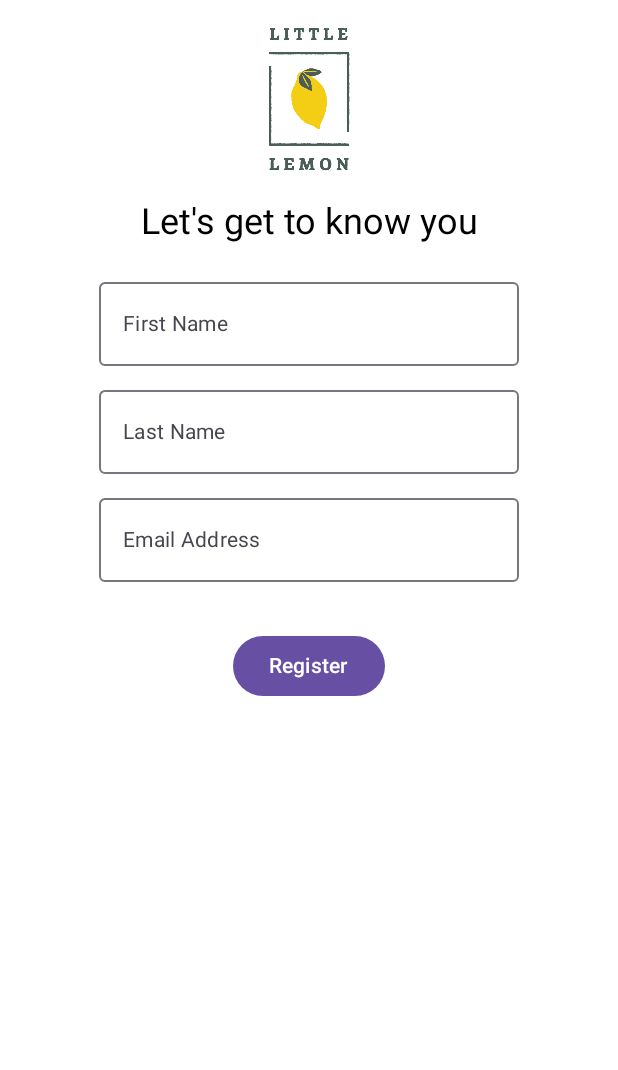
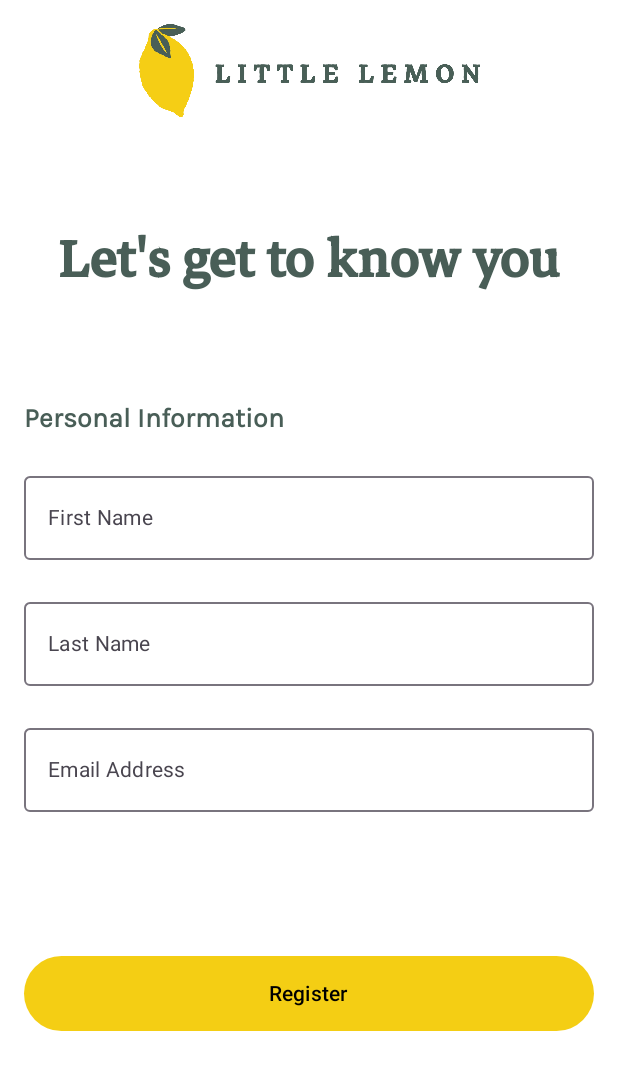
Before and after one commit to mailutim/LittleLemon, an Android app built with Jetpack Compose: the @Preview function OnboardingPreview, on a phone screen of 412 x 824 dp. Shown: the top 1070 px of the screen. Run offline under Robolectric (Android 15) with nearby library versions, the phone set to English and light mode, and no system bars.

Commit message:
styling onboarding page

```diff
--- a/app/build.gradle
+++ b/app/build.gradle
@@ -1,6 +1,8 @@
 plugins {
     id 'com.android.application'
     id 'org.jetbrains.kotlin.android'
+    id 'kotlin-kapt'
+    id 'org.jetbrains.kotlin.plugin.serialization'
 }
 
 android {
@@ -60,6 +62,8 @@ dependencies {
     implementation("io.ktor:ktor-client-android:2.1.3")
     implementation("io.ktor:ktor-client-content-negotiation:2.1.3")
     implementation("io.ktor:ktor-serialization-kotlinx-json:2.1.3")
+    implementation("androidx.room:room-runtime:2.4.3")
+    kapt("androidx.room:room-compiler:2.4.3")
 
 
     implementation("com.github.bumptech.glide:compose:1.0.0-alpha.1")
--- a/app/src/main/java/com/example/littlelemon/Destinations.kt
+++ b/app/src/main/java/com/example/littlelemon/Destinations.kt
@@ -9,6 +9,6 @@ object HomeDestination : Destinations{
 object ProfileDestinations : Destinations{
     override val route = "Profile"
 }
-object OnboardDestination : Destinations {
+object OnboardingDestination : Destinations {
     override val route = "Onboarding"
 }
--- a/app/src/main/java/com/example/littlelemon/Onboarding.kt
+++ b/app/src/main/java/com/example/littlelemon/Onboarding.kt
@@ -5,21 +5,23 @@ import android.widget.Toast
 import androidx.compose.foundation.Image
 import androidx.compose.foundation.layout.Arrangement
 import androidx.compose.foundation.layout.Column
+import androidx.compose.foundation.layout.Row
 import androidx.compose.foundation.layout.Spacer
 import androidx.compose.foundation.layout.fillMaxSize
 import androidx.compose.foundation.layout.fillMaxWidth
 import androidx.compose.foundation.layout.height
 import androidx.compose.foundation.layout.padding
-import androidx.compose.foundation.layout.size
 import androidx.compose.foundation.text.KeyboardOptions
 import androidx.compose.material.icons.Icons
 import androidx.compose.material.icons.filled.Error
 import androidx.compose.material3.Button
+import androidx.compose.material3.ButtonDefaults
 import androidx.compose.material3.ExperimentalMaterial3Api
 import androidx.compose.material3.Icon
 import androidx.compose.material3.MaterialTheme
 import androidx.compose.material3.OutlinedTextField
 import androidx.compose.material3.Text
+import androidx.compose.material3.TextFieldDefaults
 import androidx.compose.runtime.Composable
 import androidx.compose.runtime.getValue
 import androidx.compose.runtime.mutableStateOf
@@ -28,14 +30,21 @@ import androidx.compose.runtime.saveable.rememberSaveable
 import androidx.compose.runtime.setValue
 import androidx.compose.ui.Alignment
 import androidx.compose.ui.Modifier
+import androidx.compose.ui.graphics.Color
 import androidx.compose.ui.platform.LocalContext
 import androidx.compose.ui.res.painterResource
+import androidx.compose.ui.text.TextStyle
+import androidx.compose.ui.text.font.FontWeight
 import androidx.compose.ui.text.input.KeyboardType
+import androidx.compose.ui.text.style.TextAlign
 import androidx.compose.ui.tooling.preview.Preview
 import androidx.compose.ui.unit.dp
+import androidx.compose.ui.unit.sp
 import androidx.core.content.edit
 import androidx.navigation.NavController
 import androidx.navigation.compose.rememberNavController
+import com.example.littlelemon.ui.theme.karla
+import com.example.littlelemon.ui.theme.markazi
 
 @OptIn(ExperimentalMaterial3Api::class)
 @Composable
@@ -48,35 +57,71 @@ fun Onboarding(navController: NavController){
 
 Column(
 modifier = Modifier
-.fillMaxSize()
-.padding(16.dp),
+    .fillMaxSize()
+    .padding(16.dp),
 horizontalAlignment = Alignment.CenterHorizontally,
-verticalArrangement = Arrangement.Top
+verticalArrangement = Arrangement.spacedBy(20.dp)
 ) {
-    Image(
-        painter = painterResource(id = R.drawable.littlelemonlogo),
-        contentDescription = "App Logo",
-        modifier = Modifier
-            .size(100.dp)
-            .align(Alignment.CenterHorizontally)
-    )
-    Spacer(modifier = Modifier.height(16.dp))
-    Text(text = "Let's get to know you", style = MaterialTheme.typography.headlineSmall)
-    Spacer(modifier = Modifier.height(16.dp))
+    Row(Modifier.fillMaxWidth(0.6f)) {
+        Image(
+            painter = painterResource(id = R.drawable.logo),
+            contentDescription = "App Logo",
+//            modifier = Modifier
+//                .size(100.dp).align(Alignment.CenterHorizontally)
+        )
+    }
+    Row(modifier = Modifier
+        .height(150.dp),
+        verticalAlignment = Alignment.CenterVertically) {
+        Text(
+            text = "Let's get to know you",
+            color = Color(0xff495e57),
+            style = TextStyle(
+                fontFamily = markazi,
+                fontWeight = FontWeight.Bold,
+                fontSize = 48.sp
+            )
+        )
+    }
+        Text(
+            text = "Personal Information",
+            textAlign = TextAlign.Start,
+            modifier = Modifier.fillMaxWidth(),
+            style = TextStyle(
+                fontFamily = karla,
+                fontWeight = FontWeight.Bold,
+                fontSize = 18.sp,
+                color = Color(0xff495e57)
+            )
+        )
 
     OutlinedTextField(
         value = firstName,
         onValueChange = { firstName = it },
-        label = { Text("First Name", style = MaterialTheme.typography.bodyMedium) }
+        label = { Text("First Name", style = MaterialTheme.typography.bodyMedium) },
+        singleLine = true,
+        placeholder = { Text(text = "John")},
+        colors = TextFieldDefaults.outlinedTextFieldColors(
+            focusedLabelColor = Color(0xff495e57),
+            focusedBorderColor = Color(0xff495e57)
+        ),
+        modifier = Modifier.fillMaxWidth()
     )
-    Spacer(modifier = Modifier.height(8.dp))
+//    Spacer(modifier = Modifier.height(8.dp))
 
     OutlinedTextField(
         value = lastName,
         onValueChange = { lastName = it },
-        label = { Text("Last Name", style = MaterialTheme.typography.bodyMedium) }
+        label = { Text("Last Name", style = MaterialTheme.typography.bodyMedium) },
+        singleLine = true,
+        placeholder = { Text(text = "Doe")},
+        colors = TextFieldDefaults.outlinedTextFieldColors(
+            focusedLabelColor = Color(0xff495e57),
+            focusedBorderColor = Color(0xff495e57)
+        ),
+        modifier = Modifier.fillMaxWidth()
     )
-    Spacer(modifier = Modifier.height(8.dp))
+//    Spacer(modifier = Modifier.height(8.dp))
 
     var isValidEmail by rememberSaveable { mutableStateOf(true) }
     OutlinedTextField(
@@ -86,6 +131,12 @@ verticalArrangement = Arrangement.Top
             isValidEmail = isValidEmail(it)
         },
         label = { Text("Email Address", style = MaterialTheme.typography.bodyMedium) },
+        placeholder = { Text(text = "John")},
+        colors = TextFieldDefaults.outlinedTextFieldColors(
+            focusedLabelColor = Color(0xff495e57),
+            focusedBorderColor = Color(0xff495e57)
+        ),
+        modifier = Modifier.fillMaxWidth(),
         keyboardOptions = KeyboardOptions(keyboardType = KeyboardType.Email),
         isError = !isValidEmail,
         supportingText = {
@@ -103,9 +154,10 @@ verticalArrangement = Arrangement.Top
         },
 
         )
-    Spacer(modifier = Modifier.height(16.dp))
+    Spacer(modifier = Modifier.height(40.dp))
 
-    Button(onClick = {
+    Button(
+        onClick = {
         if (firstName.isEmpty() && lastName.isEmpty() && email.isEmpty()) {
             Toast.makeText(
                 context,
@@ -121,8 +173,13 @@ verticalArrangement = Arrangement.Top
             navController.navigate(HomeDestination.route)
         }
 
-    }) {
-        Text("Register", style = MaterialTheme.typography.labelLarge
+    },
+        colors = ButtonDefaults.buttonColors(Color(0xfff4ce14)),
+        modifier = Modifier
+            .fillMaxWidth()
+            .height(50.dp),
+    ) {
+        Text("Register", color = Color.Black
         )
     }
 
--- a/app/src/main/java/com/example/littlelemon/ui/theme/Type.kt
+++ b/app/src/main/java/com/example/littlelemon/ui/theme/Type.kt
@@ -2,11 +2,15 @@ package com.example.littlelemon.ui.theme
 
 import androidx.compose.material3.Typography
 import androidx.compose.ui.text.TextStyle
+import androidx.compose.ui.text.font.Font
 import androidx.compose.ui.text.font.FontFamily
 import androidx.compose.ui.text.font.FontWeight
 import androidx.compose.ui.unit.sp
+import com.example.littlelemon.R
 
 // Set of Material typography styles to start with
+val  karla = FontFamily(Font(R.font.karla_regular))
+val markazi = FontFamily(Font(R.font.markazi_text_regular))
 val Typography = Typography(
     bodyLarge = TextStyle(
         fontFamily = FontFamily.Default,
--- a/app/src/main/res/values/strings.xml
+++ b/app/src/main/res/values/strings.xml
@@ -1,3 +1,6 @@
 <resources>
     <string name="app_name">LittleLemon</string>
+    <string name="restaurant_name">Little Lemon</string>
+    <string name="restaurant_city">Chicago</string>
+    <string name="restaurant_desc">We are a family-owned Mediterranean restaurant, focused on traditional recipes served with a modern twist</string>
 </resources>
--- a/build.gradle
+++ b/build.gradle
@@ -3,4 +3,5 @@ plugins {
     id 'com.android.application' version '8.0.1' apply false
     id 'com.android.library' version '8.0.1' apply false
     id 'org.jetbrains.kotlin.android' version '1.7.20' apply false
+    id 'org.jetbrains.kotlin.plugin.serialization' version '1.7.20' apply false
 }
```
Also changed, not shown: app/src/main/java/com/example/littlelemon/Database.kt (added, +36 -0 lines), app/src/main/java/com/example/littlelemon/Home.kt (+260 -0 lines), app/src/main/java/com/example/littlelemon/MainActivity.kt (+43 -3 lines), app/src/main/java/com/example/littlelemon/NavigationComposable.kt (+11 -5 lines), app/src/main/java/com/example/littlelemon/Network.kt (added, +29 -0 lines), app/src/main/java/com/example/littlelemon/Profile.kt (+72 -0 lines), app/src/main/java/com/example/littlelemon/ui/theme/Color.kt (+9 -0 lines), app/src/main/res/drawable/ic_launcher_foreground.xml (added, +30 -0 lines), app/src/main/res/drawable/logo.png (added), app/src/main/res/font/karla_regular.ttf (added), app/src/main/res/font/markazi_text_regular.ttf (added), 1 other file.
